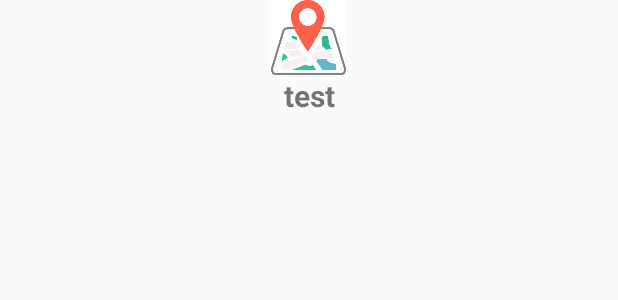
After one commit to KIMHAUN/kbbbc_20211227, an Android app: the layout gridview_item.xml on its own in the app's theme, with its tools: preview values and no code run, on a phone screen of 412 x 824 dp. The commit adds this screen. Shown: the top 300 px of the screen. Run offline under Robolectric (Android 15) with nearby library versions, the phone set to English and light mode, and no system bars.

```diff
--- a/app/build.gradle
+++ b/app/build.gradle
@@ -31,6 +31,10 @@ android {
     kotlinOptions {
         jvmTarget = '1.8'
     }
+
+    buildFeatures {
+        viewBinding true
+    }
 }
 
 dependencies {
@@ -42,6 +46,7 @@ dependencies {
     implementation 'androidx.constraintlayout:constraintlayout:2.1.2'
     implementation 'com.airbnb.android:lottie:4.2.2'
     implementation 'com.google.android.material:material:1.2.1'
+    implementation 'androidx.viewpager2:viewpager2:1.0.0'
 
     testImplementation 'junit:junit:4.+'
     androidTestImplementation 'androidx.test.ext:junit:1.1.3'
--- a/app/src/main/java/fragments/HomeFragment.kt
+++ b/app/src/main/java/fragments/HomeFragment.kt
@@ -5,6 +5,8 @@ import android.view.LayoutInflater
 import android.view.View
 import android.view.ViewGroup
 import androidx.fragment.app.Fragment
+import androidx.viewpager2.adapter.FragmentStateAdapter
+import kotlinx.android.synthetic.main.fragment_home.*
 import kr.co.haun.kbbbc_20211227.R
 
 class HomeFragment: Fragment() {
@@ -19,6 +21,5 @@ class HomeFragment: Fragment() {
 
     override fun onActivityCreated(savedInstanceState: Bundle?) {
         super.onActivityCreated(savedInstanceState)
-
     }
 }
--- /dev/null
+++ b/app/src/main/res/layout/gridview_item.xml
@@ -0,0 +1,23 @@
+<?xml version="1.0" encoding="utf-8"?>
+<LinearLayout
+    xmlns:android="http://schemas.android.com/apk/res/android"
+    android:layout_width="match_parent"
+    android:layout_height="match_parent"
+    android:orientation="vertical">
+
+    <ImageView
+        android:id="@+id/gridview_img"
+        android:src="@drawable/map_icon"
+        android:layout_gravity="center"
+        android:layout_width="50dp"
+        android:layout_height="50dp"
+        />
+    <TextView
+        android:layout_width="match_parent"
+        android:layout_height="wrap_content"
+        android:gravity="center"
+        android:textSize="20dp"
+        android:textStyle="bold"
+        android:text="test"
+        />
+</LinearLayout>
--- a/app/src/main/res/values/strings.xml
+++ b/app/src/main/res/values/strings.xml
@@ -1,3 +1,4 @@
 <resources>
     <string name="app_name">kbbbc_20211227</string>
+    <string name="BANNER_NUM">3</string>
 </resources>
--- a/app/src/main/res/values/themes.xml
+++ b/app/src/main/res/values/themes.xml
@@ -12,5 +12,6 @@
         <!-- Status bar color. -->
         <item name="android:statusBarColor" tools:targetApi="l">?attr/colorPrimaryVariant</item>
         <!-- Customize your theme here. -->
+        <item name="windowNoTitle">true</item>
     </style>
 </resources>
--- a/build.gradle
+++ b/build.gradle
@@ -8,6 +8,7 @@ buildscript {
     dependencies {
         classpath "com.android.tools.build:gradle:4.1.0"
         classpath "org.jetbrains.kotlin:kotlin-gradle-plugin:$kotlin_version"
+
 
         // NOTE: Do not place your application dependencies here; they belong
         // in the individual module build.gradle files
```
Also changed, not shown: app/src/main/java/kr/co/haun/kbbbc_20211227/MainActivity.kt (+8 -2 lines), app/src/main/res/layout/banner_list_item.xml (added, +17 -0 lines), app/src/main/res/layout/fragment_home.xml (+7 -0 lines), app/src/main/res/drawable/banner_1.jpg (added), app/src/main/res/drawable/banner_2.PNG (added), app/src/main/res/drawable/banner_3.PNG (added).
